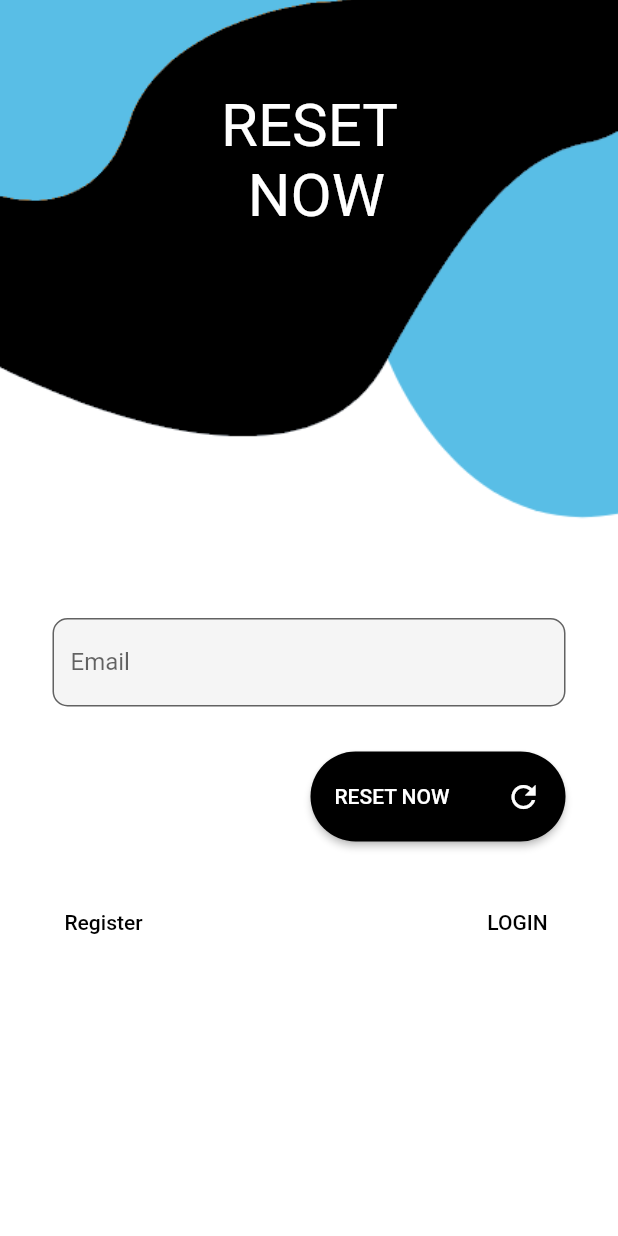
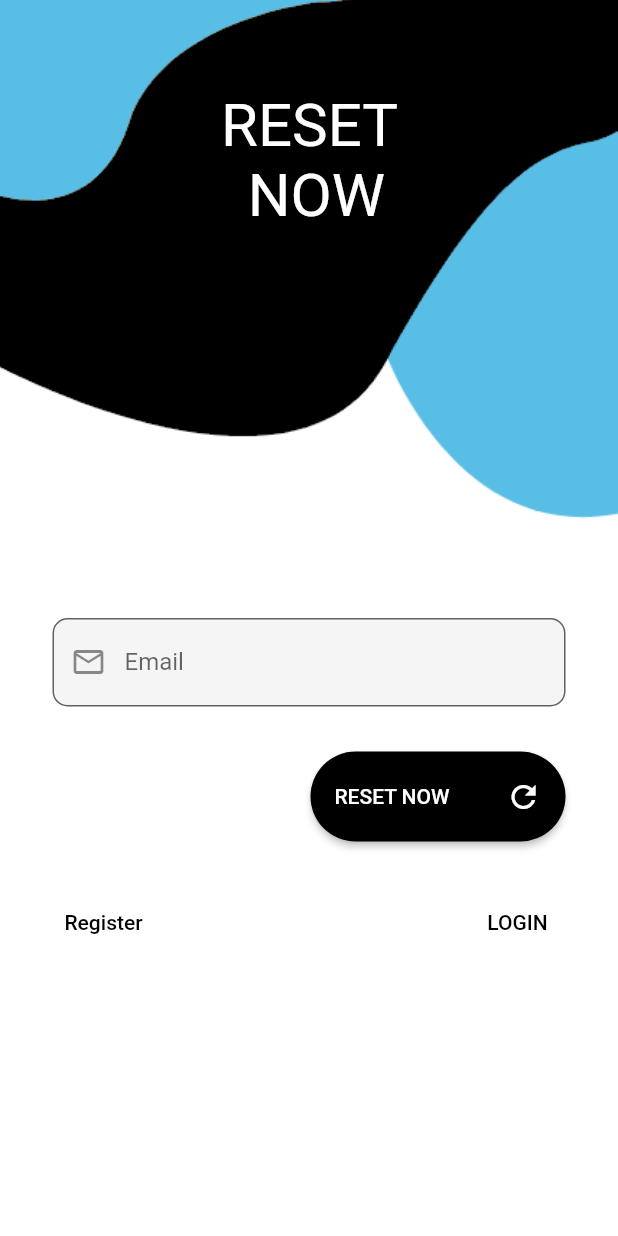
Before and after one commit to uzair657/LoginRegisterFlutter, a Flutter app: the resetPassword screen opened by its route, on a phone screen of 412 x 824 dp. Run offline on Flutter 3.47's test engine with Material 2 defaults, Android fonts, the phone set to English and light mode, and no system bars.

Commit message:
Reset Page Updated

```diff
--- a/lib/resetpass.dart
+++ b/lib/resetpass.dart
@@ -55,6 +55,7 @@ class _resetPasswordState extends State<resetPassword> {
                         obscureText: true,
                         decoration: InputDecoration(
                           labelText: 'Email',
+                          prefixIcon: Icon(Icons.email_outlined),
                           fillColor: Colors.grey.shade100,
                           filled: true,
                           // hintText: 'Password',
```
Also changed, not shown: 6 other files.
